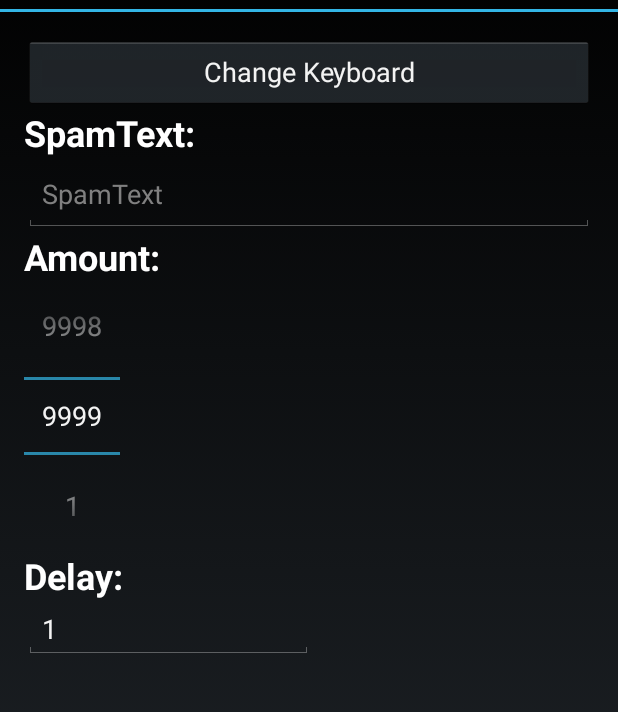
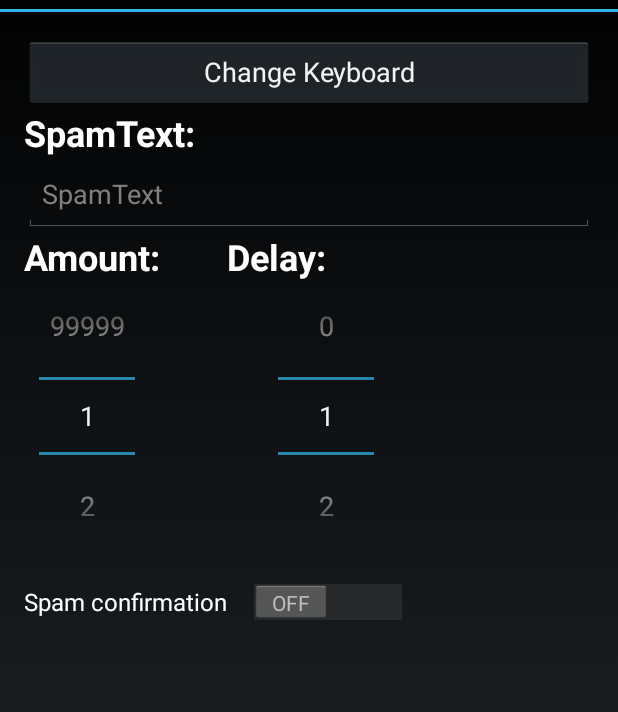
Before and after one commit to besentv/WASpam2-App-for-Android, an Android app: the screen it shows after launch (Settings), on a phone screen of 412 x 824 dp, the part 60-772 px from its top. Run offline under Robolectric (Android 15) with nearby library versions, the phone set to English and light mode, and no system bars.

Commit message:
fiexed some glitches + settings actitvity rework

```diff
--- a/app/src/main/java/xyz/besentv/waspam2/Settings.java
+++ b/app/src/main/java/xyz/besentv/waspam2/Settings.java
@@ -11,8 +11,10 @@ import android.util.Log;
 import android.view.View;
 import android.view.inputmethod.InputMethodManager;
 import android.widget.Button;
+import android.widget.CompoundButton;
 import android.widget.EditText;
 import android.widget.NumberPicker;
+import android.widget.Switch;
 
 import org.json.JSONException;
 import org.json.JSONObject;
@@ -34,16 +36,19 @@ public class Settings extends Activity {
     private final String spamMessageStateString = "spamMessage";
     private final String spamAmountStateString = "spamAmount";
     private final String spamDelayStateString = "spamDelay";
+    private final String needSpamConfirmationStateString = "needSpamConfirmation";
     public static String spamMessage = "";
-    public static int spamAmount = 0;
+    public static int spamAmount = 1;
     public static int spamDelay = 1;
+    public static boolean needSpamConfirmation = false;
     private JSONObject settingsJSON = null;
-    private NumberPicker numberPicker;
-    private EditText editDelayAmount;
+    private NumberPicker delayAmountPicker;
+    private NumberPicker editAmountPicker;
     private Button changeKeyboardButton;
     private InputMethodManager inputMethodManager;
     private boolean settingsLoaded = false;
     private int permissionGrantID = 1;
+    private Switch needsConfirmSwitch;
 
     public Settings() throws JSONException, IOException {
 
@@ -101,13 +106,22 @@ public class Settings extends Activity {
     @Override
     protected void onCreate(Bundle savedInstanceState) {
         setContentView(R.layout.activity_settings);
-        editDelayAmount = (EditText) findViewById(R.id.editDelayAmount);
-        editDelayAmount.setText(new Integer(spamDelay).toString());
-        numberPicker = (NumberPicker) findViewById(R.id.numberPicker);
-        numberPicker.setMaxValue(9999);
-        numberPicker.setMinValue(1);
-        numberPicker.setValue(1);
+        delayAmountPicker = (NumberPicker) findViewById(R.id.delayPicker);
+        delayAmountPicker.setValue(spamDelay);
+        delayAmountPicker.setMaxValue(99999);
+        delayAmountPicker.setValue(1);
+        editAmountPicker = (NumberPicker) findViewById(R.id.amountPicker);
+        editAmountPicker.setValue(spamAmount);
+        editAmountPicker.setMaxValue(99999);
+        editAmountPicker.setMinValue(1);
         messageInput = (EditText) findViewById(R.id.editTextMessage);
+        needsConfirmSwitch = (Switch) findViewById(R.id.needsConfirmSwitch);
+        needsConfirmSwitch.setOnCheckedChangeListener(new CompoundButton.OnCheckedChangeListener() {
+            @Override
+            public void onCheckedChanged(CompoundButton buttonView, boolean isChecked) {
+                needSpamConfirmation = isChecked;
+            }
+        });
         changeKeyboardButton = (Button) findViewById(R.id.changeKeyboardButton);
         changeKeyboardButton.setOnClickListener(new View.OnClickListener() {
             @Override
@@ -123,6 +137,7 @@ public class Settings extends Activity {
                 spamMessage = settingsJSON.getString(spamMessageStateString);
                 spamDelay = settingsJSON.getInt(spamDelayStateString);
                 spamAmount = settingsJSON.getInt(spamAmountStateString);
+                needSpamConfirmation = settingsJSON.getBoolean(needSpamConfirmationStateString);
             } catch (JSONException e) {
                 e.printStackTrace();
             }
@@ -158,8 +173,9 @@ public class Settings extends Activity {
 
         super.onResume();
         messageInput.setText(spamMessage);
-        numberPicker.setValue(spamAmount);
-        editDelayAmount.setText(new Integer(spamDelay).toString());
+        editAmountPicker.setValue(spamAmount);
+        delayAmountPicker.setValue(spamDelay);
+        needsConfirmSwitch.setChecked(needSpamConfirmation);
     }
 
     @Override
@@ -188,16 +204,13 @@ public class Settings extends Activity {
     protected void onPause() {
         super.onPause();
         spamMessage = messageInput.getText().toString();
-        spamAmount = numberPicker.getValue();
-        if (!editDelayAmount.getText().toString().equals("")) {
-            spamDelay = Integer.parseInt(editDelayAmount.getText().toString());
-        } else {
-            spamDelay = 1;
-        }
+        spamAmount = editAmountPicker.getValue();
+        spamDelay = delayAmountPicker.getValue();
         try {
             settingsJSON.put(spamMessageStateString, spamMessage);
             settingsJSON.put(spamAmountStateString, spamAmount);
             settingsJSON.put(spamDelayStateString, spamDelay);
+            settingsJSON.put(needSpamConfirmationStateString,needSpamConfirmation);
         } catch (JSONException e) {
             e.printStackTrace();
         }
--- a/app/src/main/java/xyz/besentv/waspam2/SpamKeyboard.java
+++ b/app/src/main/java/xyz/besentv/waspam2/SpamKeyboard.java
@@ -1,7 +1,7 @@
 package xyz.besentv.waspam2;
 
 /**
- * Created by Bernhard on 22.09.2016.
+ * Created by besentv on 22.09.2016.
  */
 
 import android.app.NotificationManager;
@@ -31,7 +31,7 @@ public class SpamKeyboard extends InputMethodService implements KeyboardView.OnK
     private NotificationCompat.Builder nBuilder;
     private int notifyID = 1;
 
-    public SpamKeyboard(){
+    public SpamKeyboard() {
 
     }
 
@@ -66,14 +66,13 @@ public class SpamKeyboard extends InputMethodService implements KeyboardView.OnK
 
     }
 
+    @Override
+    public void onWindowHidden(){
+        super.onWindowHidden();
+        spamAmount = 1;
+    }
 
-    @Override
-    public void onKey(int primaryCode, int[] keyCodes) {
-        if (!gotInputConnection) {
-            ic = getCurrentInputConnection();
-        }
-        switch (primaryCode) {
-            case 1:
+    private void spam() {
         if (!isSpamming) {
             isSpamming = true;
             spamAmount = Settings.spamAmount;
@@ -85,10 +84,10 @@ public class SpamKeyboard extends InputMethodService implements KeyboardView.OnK
                             ic = getCurrentInputConnection();
                             ic.commitText(Settings.spamMessage, 1);
                             ic.sendKeyEvent(new KeyEvent(KeyEvent.ACTION_UP, KeyEvent.KEYCODE_ENTER));
-                                    nBuilder.setContentText(i+" of " + spamAmount);
-                                    notificationManager.notify(notifyID,nBuilder.build());
+                            nBuilder.setContentText(i + " of " + spamAmount);
+                            notificationManager.notify(notifyID, nBuilder.build());
                             Thread.sleep(Settings.spamDelay);
-                                    if(i >= spamAmount){
+                            if (i >= spamAmount) {
                                 notificationManager.cancel(notifyID);
                             }
                         }
@@ -101,6 +100,16 @@ public class SpamKeyboard extends InputMethodService implements KeyboardView.OnK
             }).start();
             notificationManager.cancel(notifyID);
         }
+    }
+
+    @Override
+    public void onKey(int primaryCode, int[] keyCodes) {
+        if (!gotInputConnection) {
+            ic = getCurrentInputConnection();
+        }
+        switch (primaryCode) {
+            case 1:
+                    spam();
                 break;
             case 2:
                 Intent settings = new Intent(SpamKeyboard.this, Settings.class);
@@ -113,7 +122,6 @@ public class SpamKeyboard extends InputMethodService implements KeyboardView.OnK
                 inputMethodManager.showInputMethodPicker();
                 break;
             default:
-                char code = (char) primaryCode;
                 ic.sendKeyEvent(new KeyEvent(KeyEvent.ACTION_DOWN, KeyEvent.KEYCODE_ENTER));
         }
     }
--- a/app/src/main/res/layout/activity_settings.xml
+++ b/app/src/main/res/layout/activity_settings.xml
@@ -23,18 +23,19 @@
             android:orientation="vertical">
 
             <Button
-                android:text="Change Keyboard"
+                android:id="@+id/changeKeyboardButton"
                 android:layout_width="match_parent"
                 android:layout_height="wrap_content"
-                android:id="@+id/changeKeyboardButton" />
+                android:text="Change Keyboard" />
+
             <TextView
                 android:id="@+id/TextViewSpamText"
                 android:layout_width="match_parent"
                 android:layout_height="wrap_content"
                 android:text="SpamText:"
+                android:textColor="@color/colorPrimary"
                 android:textSize="24sp"
                 android:textStyle="bold"
-                android:textColor="@color/colorPrimary"
                 tools:textStyle="bold" />
 
             <EditText
@@ -45,49 +46,91 @@
                 android:inputType="text"
                 android:lines="6"
                 android:maxLength="500"
-                android:textColor="@color/colorPrimary"
-                android:scrollbars="vertical" />
+                android:scrollbars="vertical"
+                android:textColor="@color/colorPrimary" />
 
+            <LinearLayout
+                android:layout_width="match_parent"
+                android:layout_height="wrap_content"
+                android:orientation="horizontal"
+                android:weightSum="1">
 
                 <TextView
                     android:id="@+id/TextViewAmount"
                     android:layout_width="wrap_content"
                     android:layout_height="wrap_content"
+                    android:layout_weight="0.2"
                     android:text="Amount:"
+                    android:textColor="@color/colorPrimary"
                     android:textSize="24sp"
                     android:textStyle="bold"
-                android:textColor="@color/colorPrimary"
                     tools:textStyle="bold" />
-
-            <NumberPicker
-                android:id="@+id/numberPicker"
+                <!--<EditText
+                    android:id="@+id/editSpamAmount"
                     android:layout_width="wrap_content"
-                android:layout_height="wrap_content" />
+                    android:layout_height="wrap_content"
+                    android:layout_alignParentLeft="true"
+                    android:layout_alignParentStart="true"
+                    android:digits="0123456789"
+                    android:hint="delay in milliseconds"
+                    android:inputType="number"
+                    android:maxLength="5"
+                    android:layout_weight="0.5"
+                    />-->
 
                 <TextView
                     android:id="@+id/TextViewDelay"
                     android:layout_width="wrap_content"
                     android:layout_height="wrap_content"
+                    android:layout_weight="0.5"
                     android:text="Delay:"
+                    android:textColor="@color/colorPrimary"
                     android:textSize="24sp"
-                android:textColor="@color/colorPrimary"
                     android:textStyle="bold"
                     tools:textStyle="bold" />
+            </LinearLayout>
 
-            <EditText
+
+            <LinearLayout
+                android:layout_width="match_parent"
+                android:layout_height="wrap_content"
+                android:orientation="horizontal"
+                android:weightSum="1">
+
+                <NumberPicker
+                    android:layout_width="wrap_content"
+                    android:layout_height="wrap_content"
+                    android:layout_weight="0"
+                    android:layout_marginLeft="10dp"
+                    android:id="@+id/amountPicker"
+                    ></NumberPicker>
+                <NumberPicker
+                    android:layout_width="wrap_content"
+                    android:layout_height="wrap_content"
+                    android:layout_marginLeft="95dp"
+                    android:layout_weight="0"
+                    android:id="@+id/delayPicker"
+                    ></NumberPicker>
+
+               <!-- <EditText
                     android:id="@+id/editDelayAmount"
                     android:layout_width="wrap_content"
                     android:layout_height="wrap_content"
                     android:layout_alignParentLeft="true"
                     android:layout_alignParentStart="true"
+                    android:digits="0123456789"
                     android:hint="delay in milliseconds"
                     android:inputType="number"
-                android:digits="0123456789"
-                android:maxLength="5" />
-
-
+                    android:maxLength="5"
+                    android:layout_weight="0.5"
+                    /> -->
+            </LinearLayout>
+            <Switch
+                android:text="Spam confirmation"
+                android:layout_marginTop="20dp"
+                android:layout_width="wrap_content"
+                android:layout_height="wrap_content"
+                android:id="@+id/needsConfirmSwitch" />
         </LinearLayout>
     </ScrollView>
-
-
 </LinearLayout>
```
Lines whose indentation alone changed are shown as unchanged.
